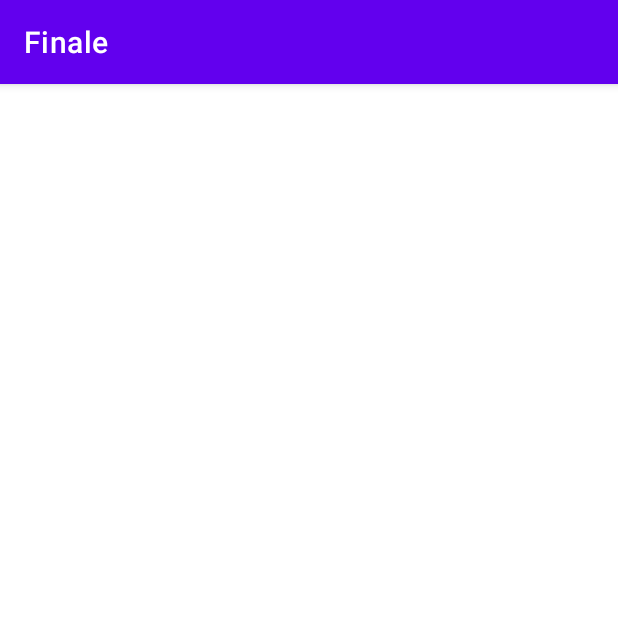
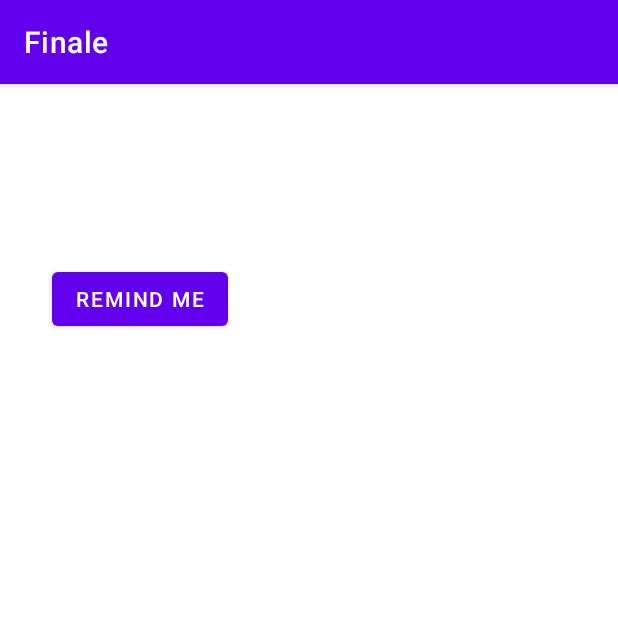
Before and after one commit to tpolic/MobileAppDevFINALE, an Android app: the fragment DetailEventFragment placed in its activity, on a phone screen of 412 x 824 dp, the top half of it. Run offline under Robolectric (Android 15) with nearby library versions, the phone set to English and light mode, and no system bars; network calls fail; Roboto replaces fonts that are not available here; 3 statements that could not run were skipped.

Commit message:
fixing notoification

```diff
--- a/app/src/main/java/com/example/finale/view/EventFragment.kt
+++ b/app/src/main/java/com/example/finale/view/EventFragment.kt
@@ -1,8 +1,9 @@
 package com.example.finale.view
 
 import android.os.Bundle
+import android.view.View
 import androidx.fragment.app.Fragment
-import android.view.View
+import androidx.fragment.app.FragmentTabHost
 import androidx.fragment.app.viewModels
 import androidx.lifecycle.Observer
 import androidx.navigation.fragment.findNavController
@@ -11,6 +12,7 @@ import com.example.finale.R
 import com.example.finale.data.model.Event
 import com.example.finale.databinding.FragmentEventListBinding
 import com.example.finale.view.adapter.EventsAdapter
+import com.example.finale.view.detail.NotificationView
 
 
 class EventFragment : Fragment(R.layout.fragment_event_list) {
@@ -23,6 +25,7 @@ class EventFragment : Fragment(R.layout.fragment_event_list) {
     }
 
     override fun onViewCreated(view: View, savedInstanceState: Bundle?) {
+
         super.onViewCreated(view, savedInstanceState)
         binding = FragmentEventListBinding.bind(view)
 
--- a/app/src/main/java/com/example/finale/view/detail/DetailEventFragment.kt
+++ b/app/src/main/java/com/example/finale/view/detail/DetailEventFragment.kt
@@ -1,24 +1,68 @@
 package com.example.finale.view.detail
 
+import android.app.NotificationChannel
+import android.app.NotificationManager
+import android.os.Build
 import android.os.Bundle
 import androidx.fragment.app.Fragment
 import android.view.LayoutInflater
 import android.view.View
 import android.view.ViewGroup
+import androidx.core.app.NotificationCompat
+import androidx.core.app.NotificationManagerCompat
+import androidx.core.content.ContextCompat
 import androidx.navigation.fragment.navArgs
 import com.example.finale.R
+import com.example.finale.databinding.EventListItemBinding
 import com.example.finale.databinding.FragmentDetailEventBinding
 
 class DetailEventFragment : Fragment(R.layout.fragment_detail_event) {
     private lateinit var binding: FragmentDetailEventBinding
     private val args: DetailEventFragmentArgs by navArgs()
+
+    private val notificationId = 101
+    private val CHANNEL_ID = "com.example.finale"
+
     override fun onViewCreated(view: View, savedInstanceState: Bundle?) {
         super.onViewCreated(view, savedInstanceState)
         binding = FragmentDetailEventBinding.bind(view)
 
         with(binding){
             eventDetailName.text = args.event.name
+            binding.notifyButton.setOnClickListener {
+                sendNotification()
 
+            }
         }
+        createNotificationChannel()
+    }
+
+    private fun createNotificationChannel() {
+        if (Build.VERSION.SDK_INT >= Build.VERSION_CODES.O) {
+            val name = "Notifications title"
+            val descriptionText = "Notification description"
+            val importance = NotificationManager.IMPORTANCE_DEFAULT
+            val channel = NotificationChannel(CHANNEL_ID, name, importance).apply {
+                description = descriptionText
+            }
+            val notificationManager: NotificationManager? = context?.let { ContextCompat.getSystemService(it, NotificationManager::class.java) }
+            notificationManager?.createNotificationChannel(channel)
+        }
+
+    }
+    private fun sendNotification(){
+        val builder = context?.let {
+            NotificationCompat.Builder(it, CHANNEL_ID)
+                    .setSmallIcon(R.drawable.common_google_signin_btn_icon_light)
+                    .setContentTitle("This is a reminder for the upcomiong event")
+                    .setContentText("Hello World!")
+                    .setPriority(NotificationCompat.PRIORITY_DEFAULT)
+        }
+        with(context?.let { NotificationManagerCompat.from(it) }){
+            if (builder != null) {
+                this?.notify(notificationId, builder.build())
+            }
+        }
+
     }
 }
--- a/app/src/main/res/layout/event_view.xml
+++ b/app/src/main/res/layout/event_view.xml
@@ -14,7 +14,9 @@
         android:layout_height="match_parent"
         android:layout_weight="1"
         app:defaultNavHost="true"
-        app:navGraph="@navigation/nav_graph2" />
+        app:navGraph="@navigation/nav_graph2">
+
+    </androidx.fragment.app.FragmentContainerView>
 
 
 </LinearLayout>
--- a/app/src/main/res/layout/fragment_detail_event.xml
+++ b/app/src/main/res/layout/fragment_detail_event.xml
@@ -1,5 +1,5 @@
 <?xml version="1.0" encoding="utf-8"?>
-<FrameLayout xmlns:android="http://schemas.android.com/apk/res/android"
+<androidx.constraintlayout.widget.ConstraintLayout xmlns:android="http://schemas.android.com/apk/res/android"
     xmlns:tools="http://schemas.android.com/tools"
     android:layout_width="match_parent"
     android:layout_height="match_parent"
@@ -10,14 +10,14 @@
     tools:context=".view.detail.DetailEventFragment">
 
     <!-- TODO: Update blank fragment layout -->
+
     <TextView
         android:id="@+id/event_detail_name"
         style="@style/TextAppearance.MaterialComponents.Headline5"
         android:layout_width="174dp"
         android:layout_height="47dp"
-        android:layout_marginTop="84dp"
-        android:layout_marginEnd="216dp"
-        android:layout_marginRight="216dp"
+        android:layout_marginTop="32dp"
+        android:layout_marginEnd="188dp"
         android:fontFamily="sans-serif-black"
         android:paddingTop="10dp"
         android:textSize="24sp"
@@ -25,4 +25,15 @@
         app:layout_constraintTop_toTopOf="parent"
         tools:text="Job name" />
 
-</FrameLayout>
+    <Button
+        android:id="@+id/notify_button"
+        android:layout_width="117dp"
+        android:layout_height="wrap_content"
+        android:layout_marginTop="40dp"
+        android:layout_marginEnd="244dp"
+        android:layout_weight="1"
+        android:text="Remind me"
+        app:layout_constraintEnd_toEndOf="parent"
+        app:layout_constraintTop_toBottomOf="@+id/event_detail_name" />
+
+</androidx.constraintlayout.widget.ConstraintLayout>
```
Also changed, not shown: app/src/main/java/com/example/finale/view/adapter/EventsAdapter.kt (+6 -3 lines), app/src/main/java/com/example/finale/view/detail/NotificationView.kt (+41 -13 lines), app/src/main/res/layout/event_list_item.xml (+1 -7 lines).
